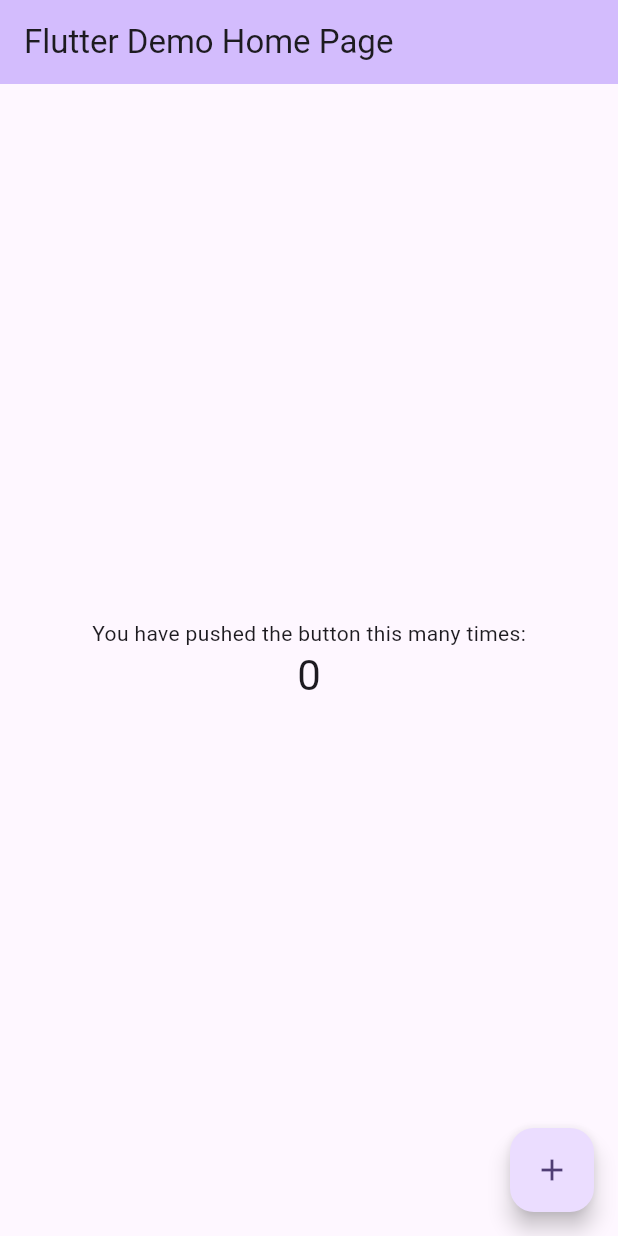
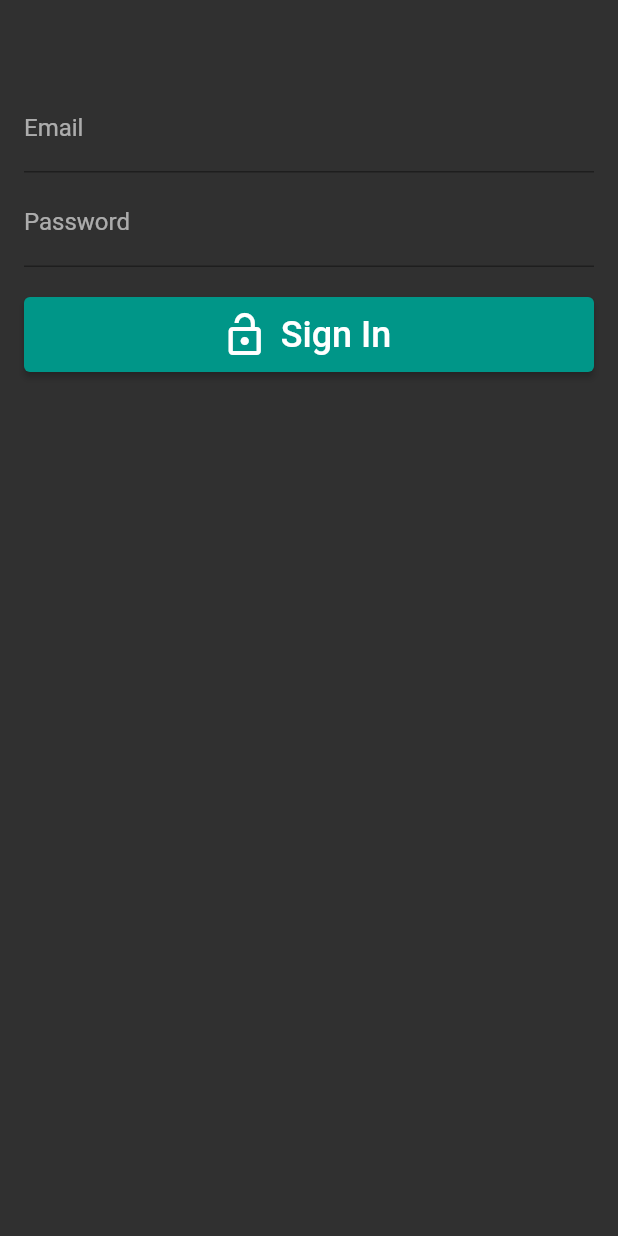
Before and after one commit to luis2001cazares/mi_monedero, a Flutter app: the screen it shows after launch, on a phone screen of 412 x 824 dp. Run offline on Flutter 3.47's test engine with Material 2 defaults, Android fonts, the light colour scheme and no system bars; our stand-ins replace firebase_auth, firebase_core; missing offline and left inert: dart:html; accounts and stored records are empty.

Commit message:
sign in: depuración

```diff
--- a/lib/main.dart
+++ b/lib/main.dart
@@ -1,5 +1,10 @@
+import 'dart:html';
+
+import 'package:firebase_auth/firebase_auth.dart';
 import 'package:firebase_core/firebase_core.dart';
 import 'package:flutter/material.dart';
+import 'package:mimonedero/page/home_page.dart';
+import 'package:mimonedero/widget/login_widget.dart';
 
 Future main() async {
   WidgetsFlutterBinding.ensureInitialized();
@@ -7,98 +12,39 @@ Future main() async {
   runApp(MyApp());
 }
 
+final navigatorKey = GlobalKey<NavigatorState>();
+
 class MyApp extends StatelessWidget {
-  const MyApp({super.key});
+  static final String title = 'Mi Monedero';
 
-  // This widget is the root of your application.
   @override
-  Widget build(BuildContext context) {
-    return MaterialApp(
-      title: 'Flutter Demo',
-      theme: ThemeData(
-        colorScheme: ColorScheme.fromSeed(seedColor: Colors.deepPurple),
-        useMaterial3: true,
-      ),
-      home: const MyHomePage(title: 'Flutter Demo Home Page'),
-    );
-  }
+  Widget build(BuildContext context) => MaterialApp(
+    navigatorKey: navigatorKey,
+    debugShowCheckedModeBanner: false,
+    title: title,
+    theme: ThemeData.dark().copyWith(
+      colorScheme: ColorScheme.fromSwatch(primarySwatch: Colors.teal).copyWith(secondary: Colors.tealAccent),
+    ),
+    home: MainPage(),
+  );
 }
 
-class MyHomePage extends StatefulWidget {
-  const MyHomePage({super.key, required this.title});
-
-  final String title;
-
+class MainPage extends StatelessWidget {
   @override
-  State<MyHomePage> createState() => _MyHomePageState();
+  Widget build(BuildContext context) =>Scaffold(
+    body: StreamBuilder<User?>(
+      stream: FirebaseAuth.instance.authStateChanges(),
+      builder: (context, snapshot) {
+        if (snapshot.connectionState == ConnectionState.waiting) {
+         return Center(child: CircularProgressIndicator());
+        } else if(snapshot.hasError) {
+          return Center(child: Text('Something went wrong!'));
+        } else if (snapshot.hasData) {
+          return HomePage();
+        } else {
+          return LoginWidget();
+        }
+      },
+      ),
+  );
 }
-
-class _MyHomePageState extends State<MyHomePage> {
-  int _counter = 0;
-
-  void _incrementCounter() {
-    setState(() {
-      // This call to setState tells the Flutter framework that something has
-      // changed in this State, which causes it to rerun the build method below
-      // so that the display can reflect the updated values. If we changed
-      // _counter without calling setState(), then the build method would not be
-      // called again, and so nothing would appear to happen.
-      _counter++;
-    });
-  }
-
-  @override
-  Widget build(BuildContext context) {
-    // This method is rerun every time setState is called, for instance as done
-    // by the _incrementCounter method above.
-    //
-    // The Flutter framework has been optimized to make rerunning build methods
-    // fast, so that you can just rebuild anything that needs updating rather
-    // than having to individually change instances of widgets.
-    return Scaffold(
-      appBar: AppBar(
-        // TRY THIS: Try changing the color here to a specific color (to
-        // Colors.amber, perhaps?) and trigger a hot reload to see the AppBar
-        // change color while the other colors stay the same.
-        backgroundColor: Theme.of(context).colorScheme.inversePrimary,
-        // Here we take the value from the MyHomePage object that was created by
-        // the App.build method, and use it to set our appbar title.
-        title: Text(widget.title),
-      ),
-      body: Center(
-        // Center is a layout widget. It takes a single child and positions it
-        // in the middle of the parent.
-        child: Column(
-          // Column is also a layout widget. It takes a list of children and
-          // arranges them vertically. By default, it sizes itself to fit its
-          // children horizontally, and tries to be as tall as its parent.
-          //
-          // Column has various properties to control how it sizes itself and
-          // how it positions its children. Here we use mainAxisAlignment to
-          // center the children vertically; the main axis here is the vertical
-          // axis because Columns are vertical (the cross axis would be
-          // horizontal).
-          //
-          // TRY THIS: Invoke "debug painting" (choose the "Toggle Debug Paint"
-          // action in the IDE, or press "p" in the console), to see the
-          // wireframe for each widget.
-          mainAxisAlignment: MainAxisAlignment.center,
-          children: <Widget>[
-            const Text(
-              'You have pushed the button this many times:',
-            ),
-            Text(
-              '$_counter',
-              style: Theme.of(context).textTheme.headlineMedium,
-            ),
-          ],
-        ),
-      ),
-      floatingActionButton: FloatingActionButton(
-        onPressed: _incrementCounter,
-        tooltip: 'Increment',
-        child: const Icon(Icons.add),
-      ), // This trailing comma makes auto-formatting nicer for build methods.
-    );
-  }
-}
--- /dev/null
+++ b/lib/widget/login_widget.dart
@@ -0,0 +1,78 @@
+import 'package:firebase_auth/firebase_auth.dart';
+import 'package:flutter/material.dart';
+import 'package:mimonedero/main.dart';
+
+
+class LoginWidget extends StatefulWidget {
+  //const LoginWidget({super.key});
+
+  @override
+  _LoginWidgetState createState() => _LoginWidgetState();
+}
+
+class _LoginWidgetState extends State<LoginWidget> {
+ final emailController = TextEditingController();
+ final passwordController = TextEditingController();
+
+@override
+void dispose(){
+ emailController.dispose();
+ passwordController.dispose();
+
+ super.dispose();
+}
+  @override
+  Widget build(BuildContext context) => SingleChildScrollView (
+    padding: EdgeInsets.all(16),
+    child: Column(
+      mainAxisAlignment: MainAxisAlignment.center,
+      children: [
+        SizedBox(height: 40),
+        TextField(
+          controller: emailController,
+          cursorColor: Colors.white,
+          textInputAction: TextInputAction.next,
+          decoration: InputDecoration(labelText:'Email' ),
+        ),
+        SizedBox(height: 4),
+        TextField(
+          controller: passwordController,
+          textInputAction: TextInputAction.next,
+          decoration: InputDecoration(labelText:'Password' ),
+          obscureText: true,
+        ),
+        SizedBox(height: 20),
+        ElevatedButton.icon(
+          style:  ElevatedButton.styleFrom(
+            minimumSize: Size.fromHeight(50),
+          ),
+          icon: Icon(Icons.lock_open, size: 32),
+          label: Text(
+            'Sign In',
+            style: TextStyle(fontSize: 24),
+          ),
+          onPressed: signIn,
+          ),
+      ],
+    ),
+  );
+
+  Future signIn() async{
+    showDialog(
+      context: context,
+      barrierDismissible: false,
+      builder: (context) => Center(child: CircularProgressIndicator()),
+    );
+    try {
+  await FirebaseAuth.instance.signInWithEmailAndPassword(
+    email : emailController.text.trim(),
+    password : passwordController.text.trim(),
+  );
+} on FirebaseAuthException catch (e) {
+  print(e);
+}
+
+  // Navigator.of(context) not working!
+  navigatorKey.currentState!.popUntil((route) => route.isFirst);
+  }
+}
--- a/pubspec.yaml
+++ b/pubspec.yaml
@@ -38,6 +38,7 @@ dependencies:
   cloud_firestore: ^4.9.3
   firebase_core:
   firebase_core_dart: ^1.0.1
+  firebase_auth: ^4.10.1
 
 dev_dependencies:
   flutter_test:
```
Also changed, not shown: lib/page/home_page.dart (added, +43 -0 lines), pubspec.lock, 3 other files.
